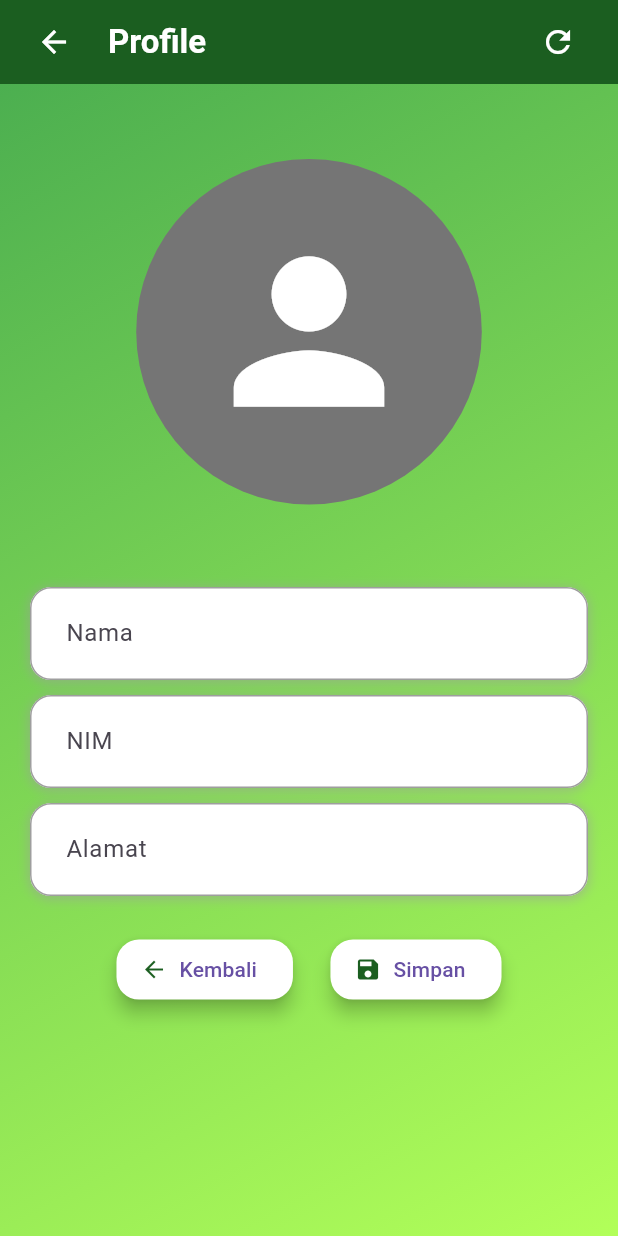
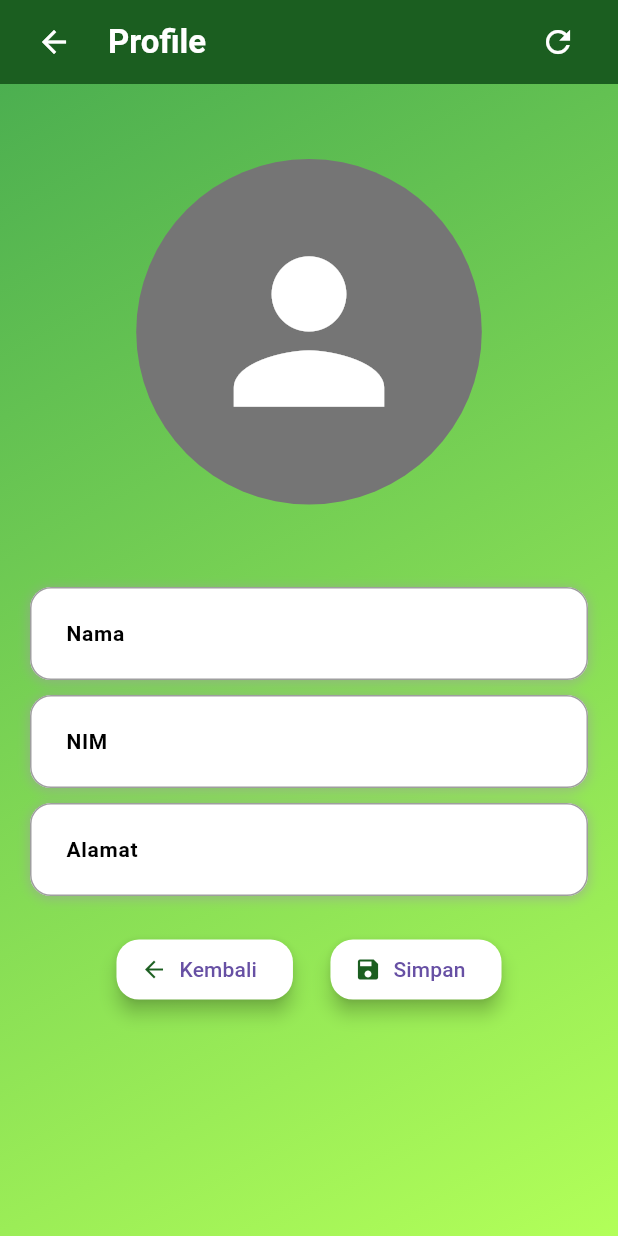
Before and after one commit to Nakim526/LenteraMobileApk, a Flutter app: the ProfilePage screen opened by its route, after a tap on "Edit", on a phone screen of 412 x 824 dp. Run offline on Flutter 3.47's test engine with Material 3 defaults, Android fonts, the phone set to English and light mode, and no system bars; our stand-ins replace camera, firebase_auth, firebase_core, firebase_database, geolocator, google_sign_in and 1 more; accounts and stored records are empty.

Commit message:
modif ux

```diff
--- a/lib/pages/home.dart
+++ b/lib/pages/home.dart
@@ -72,7 +72,7 @@ class HomePage extends StatelessWidget {
               },
             ),
             ListTile(
-              leading: Icon(Icons.notes),
+              leading: Icon(Icons.description),
               title: Text('Notes'),
               onTap: () {
                 Navigator.pop(context);
--- a/lib/pages/profile.dart
+++ b/lib/pages/profile.dart
@@ -19,6 +19,7 @@ class _ProfilePageState extends State<ProfilePage> {
   final _formKey = GlobalKey<FormState>();
   bool _isEditing = false;
   bool _isSaving = false;
+  bool _isLoading = false;
   Map<String, dynamic>? _userData;
 
   @override
@@ -58,10 +59,6 @@ class _ProfilePageState extends State<ProfilePage> {
               actions: [
                 TextButton(
                   onPressed: () {
-                    setState(() {
-                      _isEditing = false;
-                      _isSaving = false;
-                    });
                     Navigator.of(context).pop();
                   },
                   child: Text('OK'),
@@ -74,11 +71,21 @@ class _ProfilePageState extends State<ProfilePage> {
         ScaffoldMessenger.of(context).showSnackBar(
           SnackBar(content: Text('Gagal menyimpan data: ${e.toString()}')),
         );
+      } finally {
+        setState(() {
+          _isEditing = false;
+          _isSaving = false;
+          _loadUserData();
+        });
       }
     }
   }
 
   Future<void> _loadUserData() async {
+    setState(() {
+      _isLoading = true;
+    });
+
     final user = FirebaseAuth.instance.currentUser;
     if (user != null) {
       final databaseRef = FirebaseDatabase.instance.ref();
@@ -89,6 +96,10 @@ class _ProfilePageState extends State<ProfilePage> {
         });
       }
     }
+
+    setState(() {
+      _isLoading = false;
+    });
   }
 
   @override
@@ -134,9 +145,7 @@ class _ProfilePageState extends State<ProfilePage> {
         }
         return true;
       },
-      child: Stack(
-        children: [
-          Scaffold(
+      child: Scaffold(
         appBar: AppBar(
           title: const Text(
             'Profile',
@@ -247,8 +256,7 @@ class _ProfilePageState extends State<ProfilePage> {
                               width: 75,
                               child: Text(
                                 "Nama",
-                                    style:
-                                        TextStyle(fontWeight: FontWeight.bold),
+                                style: TextStyle(fontWeight: FontWeight.bold),
                               ),
                             ),
                             Flexible(
@@ -282,8 +290,7 @@ class _ProfilePageState extends State<ProfilePage> {
                               width: 75,
                               child: Text(
                                 "NIM",
-                                    style:
-                                        TextStyle(fontWeight: FontWeight.bold),
+                                style: TextStyle(fontWeight: FontWeight.bold),
                               ),
                             ),
                             Flexible(
@@ -317,13 +324,11 @@ class _ProfilePageState extends State<ProfilePage> {
                               width: 75,
                               child: Text(
                                 "Alamat",
-                                    style:
-                                        TextStyle(fontWeight: FontWeight.bold),
+                                style: TextStyle(fontWeight: FontWeight.bold),
                               ),
                             ),
                             Flexible(
-                                  child:
-                                      Text(_userData?['address'] ?? "Unknown"),
+                              child: Text(_userData?['address'] ?? "Unknown"),
                             ),
                           ],
                         ),
@@ -353,8 +358,7 @@ class _ProfilePageState extends State<ProfilePage> {
                               width: 75,
                               child: Text(
                                 "Email",
-                                    style:
-                                        TextStyle(fontWeight: FontWeight.bold),
+                                style: TextStyle(fontWeight: FontWeight.bold),
                               ),
                             ),
                             Flexible(
@@ -381,8 +385,7 @@ class _ProfilePageState extends State<ProfilePage> {
                                 ),
                                 elevation: 5,
                               ),
-                                  icon: Icon(Icons.edit,
-                                      color: Colors.green[900]),
+                              icon: Icon(Icons.edit, color: Colors.green[900]),
                               label: Text("Edit"),
                             ),
                           ],
@@ -440,7 +443,13 @@ class _ProfilePageState extends State<ProfilePage> {
                             ),
                             fillColor: Colors.white,
                             filled: true,
-                                hintText: 'Nama',
+                            labelText: 'Nama',
+                            labelStyle: TextStyle(
+                              color: Colors.black,
+                              backgroundColor: Colors.white,
+                              fontSize: 14,
+                              fontWeight: FontWeight.bold,
+                            ),
                             enabledBorder: OutlineInputBorder(
                               borderSide: BorderSide(
                                 color: Colors.grey,
@@ -541,7 +550,13 @@ class _ProfilePageState extends State<ProfilePage> {
                             ),
                             fillColor: Colors.white,
                             filled: true,
-                                hintText: 'NIM',
+                            labelText: 'NIM',
+                            labelStyle: TextStyle(
+                              color: Colors.black,
+                              backgroundColor: Colors.white,
+                              fontSize: 14,
+                              fontWeight: FontWeight.bold,
+                            ),
                             enabledBorder: OutlineInputBorder(
                               borderSide: BorderSide(
                                 color: Colors.grey,
@@ -642,7 +657,13 @@ class _ProfilePageState extends State<ProfilePage> {
                             ),
                             fillColor: Colors.white,
                             filled: true,
-                                hintText: 'Alamat',
+                            labelText: 'Alamat',
+                            labelStyle: TextStyle(
+                              color: Colors.black,
+                              backgroundColor: Colors.white,
+                              fontSize: 14,
+                              fontWeight: FontWeight.bold,
+                            ),
                             enabledBorder: OutlineInputBorder(
                               borderSide: BorderSide(
                                 color: Colors.grey,
@@ -755,8 +776,7 @@ class _ProfilePageState extends State<ProfilePage> {
                                 ),
                                 elevation: 5,
                               ),
-                                  icon: Icon(Icons.save,
-                                      color: Colors.green[900]),
+                              icon: Icon(Icons.save, color: Colors.green[900]),
                               label: Text("Simpan"),
                             ),
                           ],
@@ -764,12 +784,7 @@ class _ProfilePageState extends State<ProfilePage> {
                       ),
                     ],
                   ),
-                  ],
-                ),
-              ),
-            ),
-          ),
-          if (_isSaving)
+                if (_isSaving || _isLoading)
                   Container(
                     color: Colors.black45,
                     child: Center(
@@ -778,6 +793,9 @@ class _ProfilePageState extends State<ProfilePage> {
                   )
               ],
             ),
+          ),
+        ),
+      ),
     );
   }
 }
--- a/lib/pages/sign-up.dart
+++ b/lib/pages/sign-up.dart
@@ -8,7 +8,6 @@ class SignUpPage extends StatefulWidget {
 }
 
 class _SignUpPageState extends State<SignUpPage> {
-  final DatabaseReference _dbRef = FirebaseDatabase.instance.ref("users");
   final _usernameController = TextEditingController();
   final _emailController = TextEditingController();
   final _passwordController = TextEditingController();
```
Also changed, not shown: lib/pages/dataLog.dart (+32 -6 lines). Lines whose indentation alone changed are shown as unchanged.
